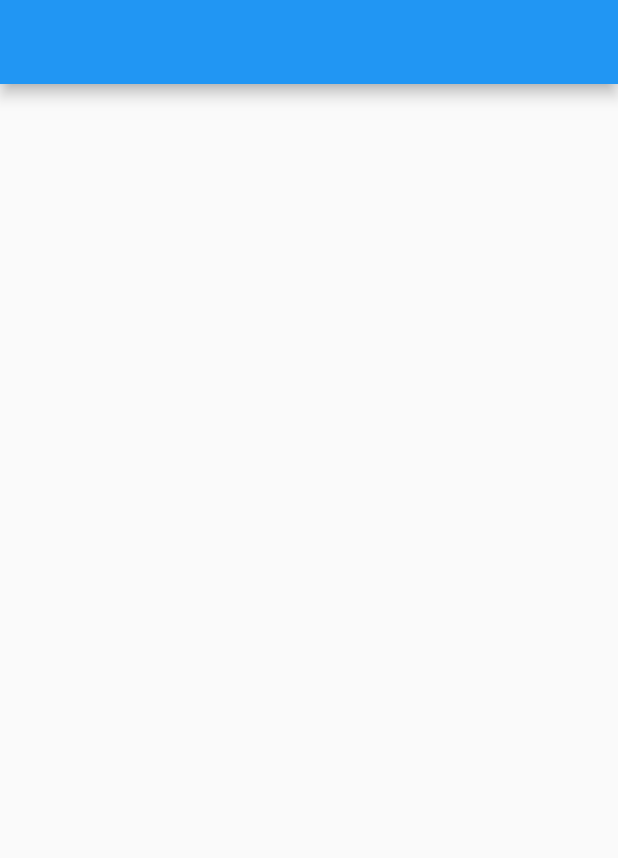
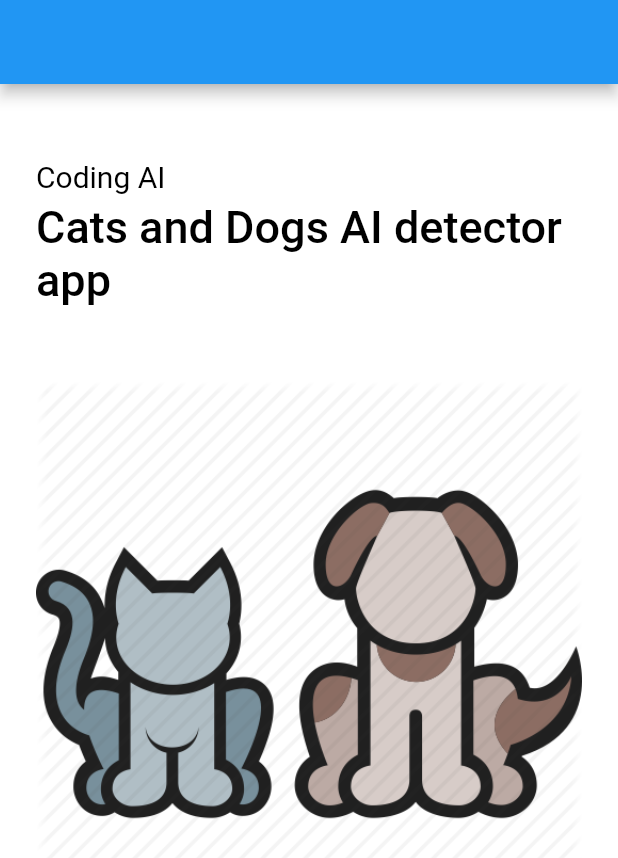
Before and after one commit to thomasbonnet12/cat_dog_ai_classifier, a Flutter app: the screen it shows after launch, on a phone screen of 412 x 824 dp. Shown: the top 858 px of the screen. Run offline on Flutter 3.47's test engine with Material 2 defaults, Android fonts, the phone set to English and light mode, and no system bars; our stand-ins replace splashscreen.

Commit message:
home screen UI boiler plate

```diff
--- a/lib/home.dart
+++ b/lib/home.dart
@@ -6,11 +6,47 @@
 }
 
 class _HomeState extends State<Home> {
+  bool _loading = true;
+
   @override
   Widget build(BuildContext context) {
     return Scaffold(
       appBar: AppBar(),
-      body: Container(),
+      backgroundColor: Colors.white,
+      body: Container(
+        padding: EdgeInsets.symmetric(horizontal: 24),
+        child: Column(
+          crossAxisAlignment: CrossAxisAlignment.start,
+          children: [
+            SizedBox(height: 50),
+            Text(
+              'Coding AI',
+              style: TextStyle(color: Colors.black, fontSize: 20),
+            ),
+            SizedBox(height: 5),
+            Text(
+              'Cats and Dogs AI detector app',
+              style: TextStyle(
+                  color: Colors.black,
+                  fontWeight: FontWeight.w500,
+                  fontSize: 30),
+            ),
+            SizedBox(height: 50),
+            Center(
+              child: _loading
+                  ? Container(
+                      child: Column(
+                        children: [
+                          Image.asset('assets/cat_dog_icon.png'),
+                          SizedBox(height: 50),
+                        ],
+                      ),
+                    )
+                  : Container(),
+            )
+          ],
+        ),
+      ),
       bottomNavigationBar: BottomAppBar(),
     );
   }
```
